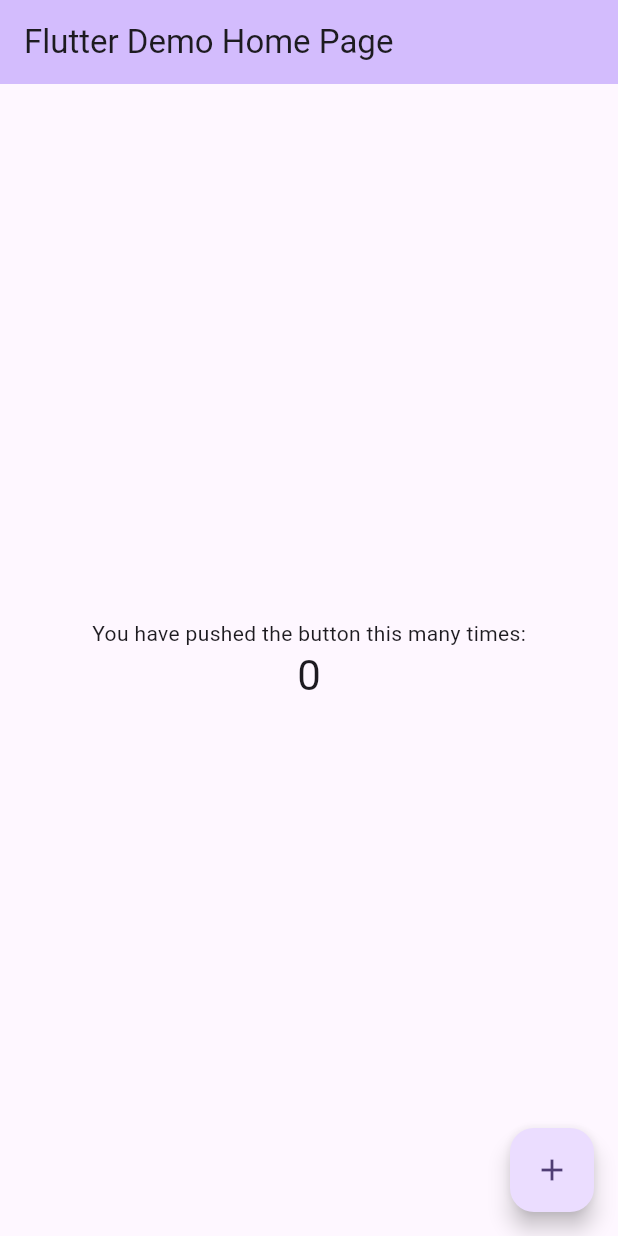
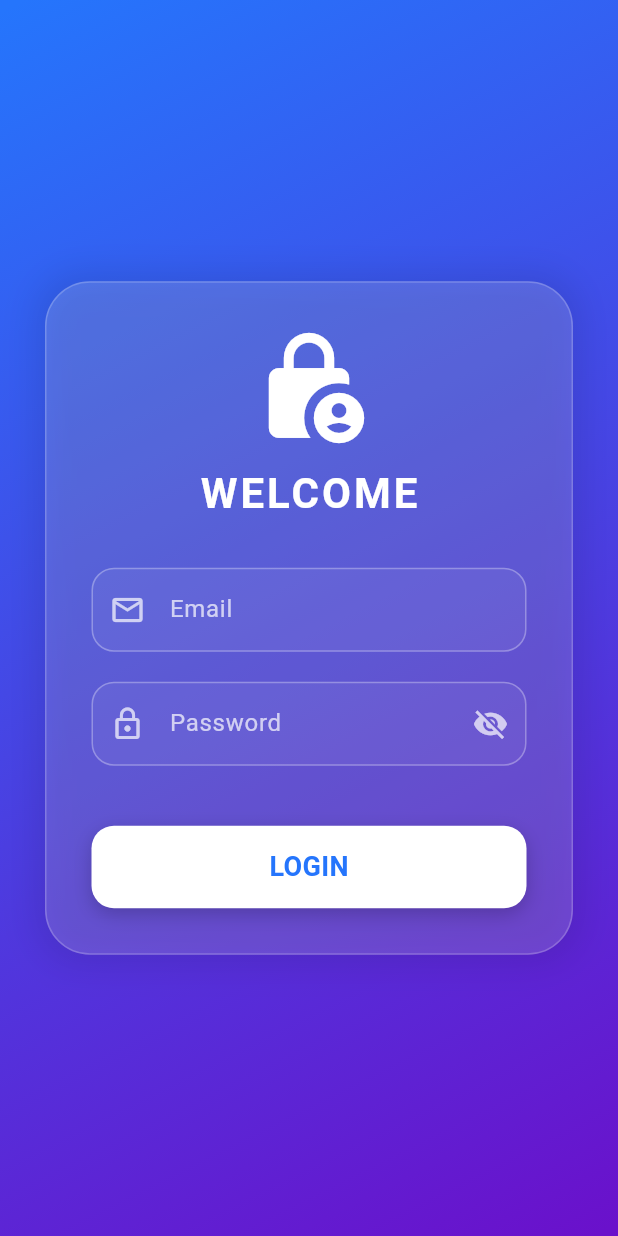
Before and after one commit to Juniortoworld1/Flutter-Supabase, a Flutter app: the screen it shows after launch, on a phone screen of 412 x 824 dp. Run offline on Flutter 3.47's test engine with Material 3 defaults, Android fonts, the phone set to English and light mode, and no system bars.

Commit message:
moder_login page

```diff
--- /dev/null
+++ b/lib/features/inputfield.dart
@@ -0,0 +1,54 @@
+
+import 'package:flutter/material.dart';
+
+class Inputfield extends StatelessWidget{
+  final String label ;
+  final String hint ;
+  final TextEditingController controller ;
+  final TextInputType keyboardType ;
+  final bool isPassword ;
+  final IconData? icon ;
+  final String ? Function(String?)? validator ;
+
+  const Inputfield({
+    super.key ,
+    required this.label ,
+    required this.controller  ,
+    this.hint = '' ,
+    this.keyboardType = TextInputType.text ,
+    this.isPassword = false ,
+    required this.validator, this.icon ,
+
+  }) ;
+
+  @override
+  Widget build(BuildContext context) {
+    return TextFormField(
+      controller: controller ,
+      keyboardType: keyboardType,
+      obscureText: isPassword,
+      validator:  validator,
+      decoration: InputDecoration(
+        labelText: label ,
+        hintText: hint ,
+        prefixIcon: icon!=null?Icon(icon):null ,
+        border: OutlineInputBorder(
+          borderRadius: BorderRadius.circular(12.0),
+              borderSide:  const BorderSide(color: Colors.grey) ,
+        ),
+
+        enabledBorder: OutlineInputBorder(
+          borderSide: const BorderSide(color: Colors.grey) ,
+          borderRadius: BorderRadius.circular(12.0)
+        ) ,
+        focusedBorder: OutlineInputBorder(
+          borderRadius: BorderRadius.circular(12.0) ,
+          borderSide: BorderSide(color: Theme.of(context).primaryColor , width: 2)
+        )
+
+      ),
+    );
+  }
+
+
+}
--- a/lib/main.dart
+++ b/lib/main.dart
@@ -1,122 +1,19 @@
+import 'package:flutter/cupertino.dart';
 import 'package:flutter/material.dart';
+import 'package:flutter_supabase_01/textfile/simple.dart';
 
-void main() {
-  runApp(const MyApp());
+void main(){
+  runApp(simpledata()) ;
 }
 
-class MyApp extends StatelessWidget {
-  const MyApp({super.key});
-
-  // This widget is the root of your application.
+class simpledata extends StatelessWidget{
   @override
   Widget build(BuildContext context) {
     return MaterialApp(
-      title: 'Flutter Demo',
-      theme: ThemeData(
-        // This is the theme of your application.
-        //
-        // TRY THIS: Try running your application with "flutter run". You'll see
-        // the application has a purple toolbar. Then, without quitting the app,
-        // try changing the seedColor in the colorScheme below to Colors.green
-        // and then invoke "hot reload" (save your changes or press the "hot
-        // reload" button in a Flutter-supported IDE, or press "r" if you used
-        // the command line to start the app).
-        //
-        // Notice that the counter didn't reset back to zero; the application
-        // state is not lost during the reload. To reset the state, use hot
-        // restart instead.
-        //
-        // This works for code too, not just values: Most code changes can be
-        // tested with just a hot reload.
-        colorScheme: .fromSeed(seedColor: Colors.deepPurple),
-      ),
-      home: const MyHomePage(title: 'Flutter Demo Home Page'),
-    );
-  }
-}
-
-class MyHomePage extends StatefulWidget {
-  const MyHomePage({super.key, required this.title});
-
-  // This widget is the home page of your application. It is stateful, meaning
-  // that it has a State object (defined below) that contains fields that affect
-  // how it looks.
-
-  // This class is the configuration for the state. It holds the values (in this
-  // case the title) provided by the parent (in this case the App widget) and
-  // used by the build method of the State. Fields in a Widget subclass are
-  // always marked "final".
-
-  final String title;
-
-  @override
-  State<MyHomePage> createState() => _MyHomePageState();
-}
-
-class _MyHomePageState extends State<MyHomePage> {
-  int _counter = 0;
-
-  void _incrementCounter() {
-    setState(() {
-      // This call to setState tells the Flutter framework that something has
-      // changed in this State, which causes it to rerun the build method below
-      // so that the display can reflect the updated values. If we changed
-      // _counter without calling setState(), then the build method would not be
-      // called again, and so nothing would appear to happen.
-      _counter++;
-    });
+      title: "Putting simple data like text ",
+      theme: ThemeData(primarySwatch: Colors.blue),
+      home: EpicLoginPage(),
+    ) ;
   }
 
-  @override
-  Widget build(BuildContext context) {
-    // This method is rerun every time setState is called, for instance as done
-    // by the _incrementCounter method above.
-    //
-    // The Flutter framework has been optimized to make rerunning build methods
-    // fast, so that you can just rebuild anything that needs updating rather
-    // than having to individually change instances of widgets.
-    return Scaffold(
-      appBar: AppBar(
-        // TRY THIS: Try changing the color here to a specific color (to
-        // Colors.amber, perhaps?) and trigger a hot reload to see the AppBar
-        // change color while the other colors stay the same.
-        backgroundColor: Theme.of(context).colorScheme.inversePrimary,
-        // Here we take the value from the MyHomePage object that was created by
-        // the App.build method, and use it to set our appbar title.
-        title: Text(widget.title),
-      ),
-      body: Center(
-        // Center is a layout widget. It takes a single child and positions it
-        // in the middle of the parent.
-        child: Column(
-          // Column is also a layout widget. It takes a list of children and
-          // arranges them vertically. By default, it sizes itself to fit its
-          // children horizontally, and tries to be as tall as its parent.
-          //
-          // Column has various properties to control how it sizes itself and
-          // how it positions its children. Here we use mainAxisAlignment to
-          // center the children vertically; the main axis here is the vertical
-          // axis because Columns are vertical (the cross axis would be
-          // horizontal).
-          //
-          // TRY THIS: Invoke "debug painting" (choose the "Toggle Debug Paint"
-          // action in the IDE, or press "p" in the console), to see the
-          // wireframe for each widget.
-          mainAxisAlignment: .center,
-          children: [
-            const Text('You have pushed the button this many times:'),
-            Text(
-              '$_counter',
-              style: Theme.of(context).textTheme.headlineMedium,
-            ),
-          ],
-        ),
-      ),
-      floatingActionButton: FloatingActionButton(
-        onPressed: _incrementCounter,
-        tooltip: 'Increment',
-        child: const Icon(Icons.add),
-      ),
-    );
-  }
 }
--- /dev/null
+++ b/lib/textfile/simple.dart
@@ -0,0 +1,164 @@
+import 'package:flutter/material.dart';
+
+class EpicLoginPage extends StatefulWidget {
+  const EpicLoginPage({super.key});
+
+  @override
+  State<EpicLoginPage> createState() => _EpicLoginPageState();
+}
+
+class _EpicLoginPageState extends State<EpicLoginPage> {
+  bool _isExpanded = false;
+  bool _isPasswordVisible = false;
+
+  @override
+  void initState() {
+    super.initState();
+    // Trigger the animation after a small delay
+    Future.delayed(const Duration(milliseconds: 100), () {
+      setState(() {
+        _isExpanded = true;
+      });
+    });
+  }
+
+  @override
+  Widget build(BuildContext context) {
+    return Scaffold(
+      body: Stack(
+        children: [
+          // 1. DYNAMIC BACKGROUND
+          AnimatedContainer(
+            duration: const Duration(seconds:4) ,
+            curve: Curves.easeInOut,
+            decoration: BoxDecoration(
+              gradient: LinearGradient(
+                begin: _isExpanded ? Alignment.topLeft : Alignment.bottomRight,
+                end: _isExpanded ? Alignment.bottomRight : Alignment.topLeft,
+                colors: const [Color(0xFF6A11CB), Color(0xFF2575FC)],
+              ),
+            ),
+            onEnd: () => setState(() => _isExpanded = !_isExpanded),
+          ),
+
+          // 2. THE MAIN CONTENT
+          Center(
+            child: SingleChildScrollView(
+              child: AnimatedContainer(
+                duration: const Duration(milliseconds: 800),
+                curve: Curves.easeInBack,
+                margin: const EdgeInsets.symmetric(horizontal: 30),
+                padding: const EdgeInsets.all(30),
+                width: 400,
+                // The "Glass" Effect
+                decoration: BoxDecoration(
+                  color: Colors.white.withOpacity(0.15),
+                  borderRadius: BorderRadius.circular(30),
+                  border: Border.all(color: Colors.white.withOpacity(0.2)),
+                  boxShadow: [
+                    BoxShadow(
+                      color: Colors.black.withOpacity(0.1),
+                      blurRadius: 20,
+                      spreadRadius: 5,
+                    )
+                  ],
+                ),
+                child: Column(
+                  mainAxisSize: MainAxisSize.min,
+                  children: [
+                    const Icon(Icons.lock_person_rounded, size: 80, color: Colors.white),
+                    const SizedBox(height: 10),
+                    const Text(
+                      "WELCOME",
+                      style: TextStyle(
+                        color: Colors.white,
+                        fontSize: 28,
+                        fontWeight: FontWeight.bold,
+                        letterSpacing: 2,
+                      ),
+                    ),
+                    const SizedBox(height: 30),
+
+                    // Email Field
+                    _buildTextField(
+                      label: "Email",
+                      icon: Icons.email_outlined,
+                    ),
+                    const SizedBox(height: 20),
+
+                    // Password Field
+                    _buildTextField(
+                      label: "Password",
+                      icon: Icons.lock_outline,
+                      isPassword: true,
+                    ),
+
+                    const SizedBox(height: 40),
+
+                    // EPIC LOGIN BUTTON
+                    InkWell(
+                      onTap: () {},
+                      child: AnimatedContainer(
+                        duration: const Duration(milliseconds: 300),
+                        height: 55,
+                        width: double.infinity,
+                        decoration: BoxDecoration(
+                          color: Colors.white,
+                          borderRadius: BorderRadius.circular(15),
+                          boxShadow: [
+                            BoxShadow(
+                              color: Colors.black.withOpacity(0.2),
+                              offset: const Offset(0, 4),
+                              blurRadius: 10,
+                            )
+                          ],
+                        ),
+                        alignment: Alignment.center,
+                        child: const Text(
+                          "LOGIN",
+                          style: TextStyle(
+                            color: Color(0xFF2575FC),
+                            fontWeight: FontWeight.bold,
+                            fontSize: 18,
+                          ),
+                        ),
+                      ),
+                    ),
+                  ],
+                ),
+              ),
+            ),
+          ),
+        ],
+      ),
+    );
+  }
+
+  Widget _buildTextField({required String label, required IconData icon, bool isPassword = false}) {
+    return TextField(
+      obscureText: isPassword && !_isPasswordVisible,
+      style: const TextStyle(color: Colors.white),
+      decoration: InputDecoration(
+        labelText: label,
+        labelStyle: const TextStyle(color: Colors.white70),
+        prefixIcon: Icon(icon, color: Colors.white70),
+        suffixIcon: isPassword
+            ? IconButton(
+          icon: Icon(_isPasswordVisible ? Icons.visibility : Icons.visibility_off, color: Colors.white70),
+          onPressed: () => setState(() => _isPasswordVisible = !_isPasswordVisible),
+        )
+            : null,
+        enabledBorder: OutlineInputBorder(
+          borderRadius: BorderRadius.circular(15),
+          borderSide: BorderSide(color: Colors.white.withOpacity(0.3)),
+        ),
+        focusedBorder: OutlineInputBorder(
+          borderRadius: BorderRadius.circular(15),
+          borderSide: const BorderSide(color: Colors.white),
+        ),
+        filled: true,
+        fillColor: Colors.white.withOpacity(0.05),
+      ),
+    );
+  }
+}
```
